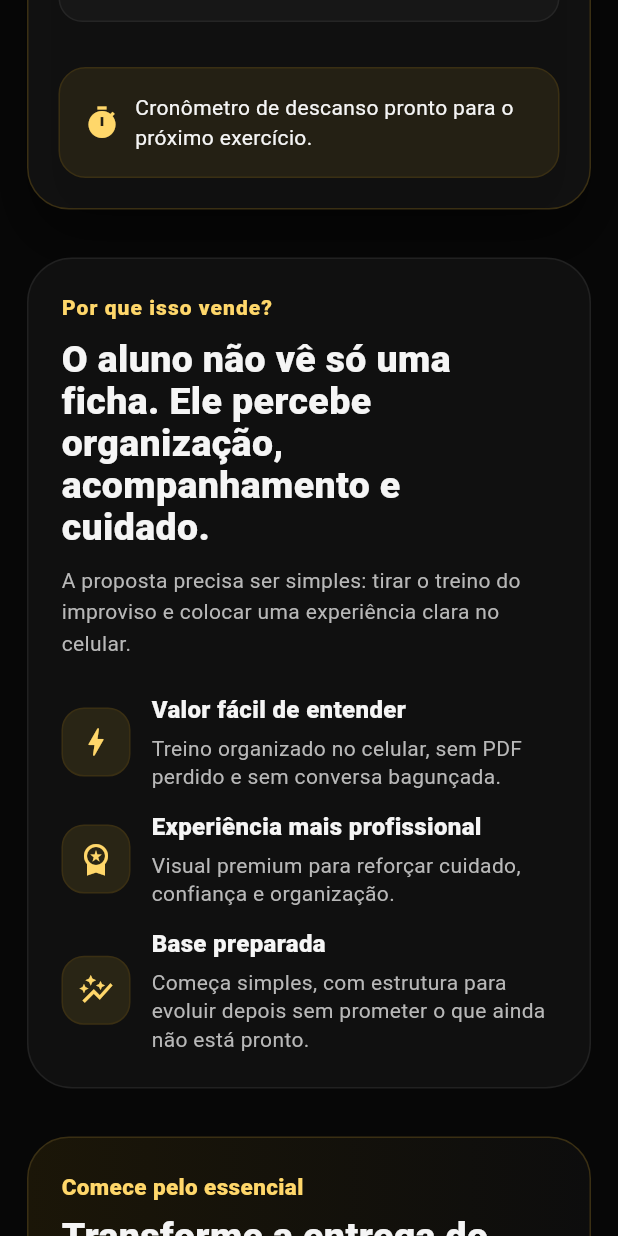
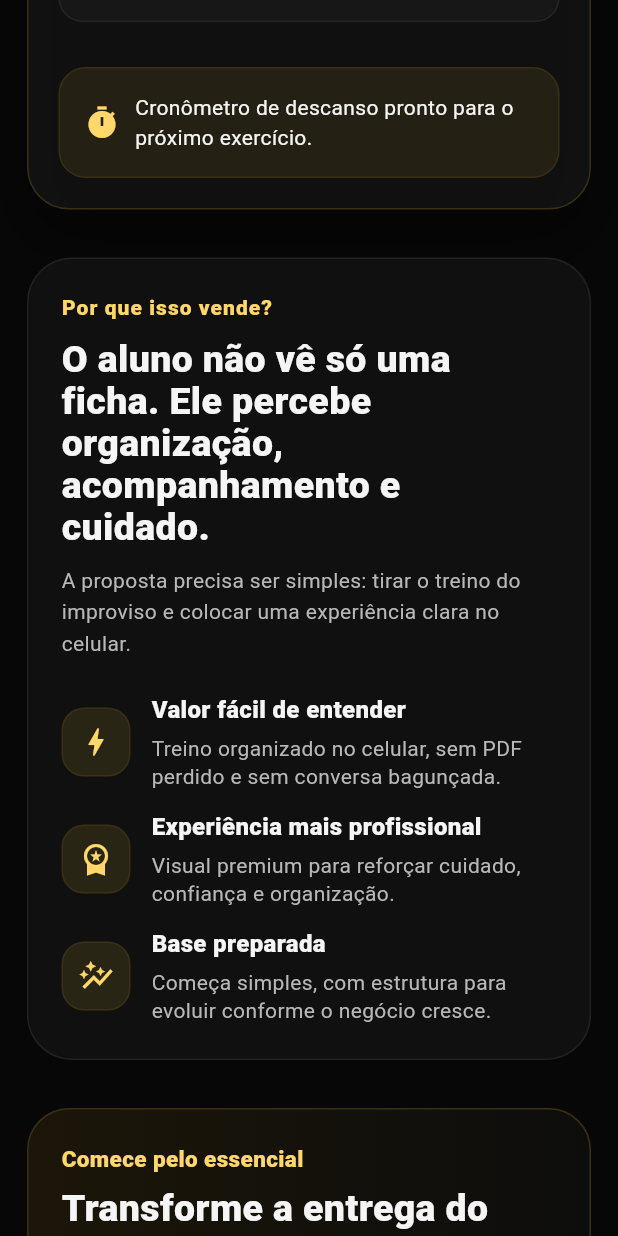
Before and after one commit to ProjetosCosaNostra/FitNexus_Coach_BlackGold, a Flutter app: the screen it shows after launch, scrolled down 2304 dp, on a phone screen of 412 x 824 dp. Run offline on Flutter 3.47's test engine with Material 3 defaults, Android fonts, the light colour scheme and no system bars.

Commit message:
fix: remove texto de bastidor da landing

```diff
--- a/03_app_flutter/fitnexus_app/lib/features/landing/landing_page.dart
+++ b/03_app_flutter/fitnexus_app/lib/features/landing/landing_page.dart
@@ -1180,7 +1180,7 @@ class _ConversionPanel extends StatelessWidget {
               _ConversionBullet(
                 icon: Icons.auto_graph,
                 title: 'Base preparada',
-                text: 'Começa simples, com estrutura para evoluir depois sem prometer o que ainda não está pronto.',
+                text: 'Começa simples, com estrutura para evoluir conforme o negócio cresce.',
               ),
             ],
           );
```
